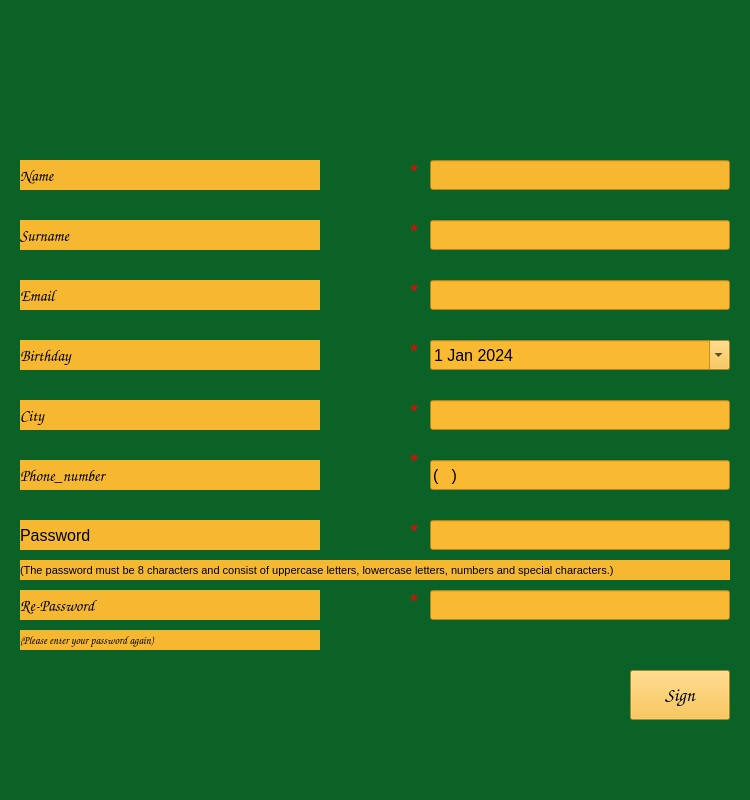
Old version of the form sign/signup_screen.ui in the repository Melike17/school_update.
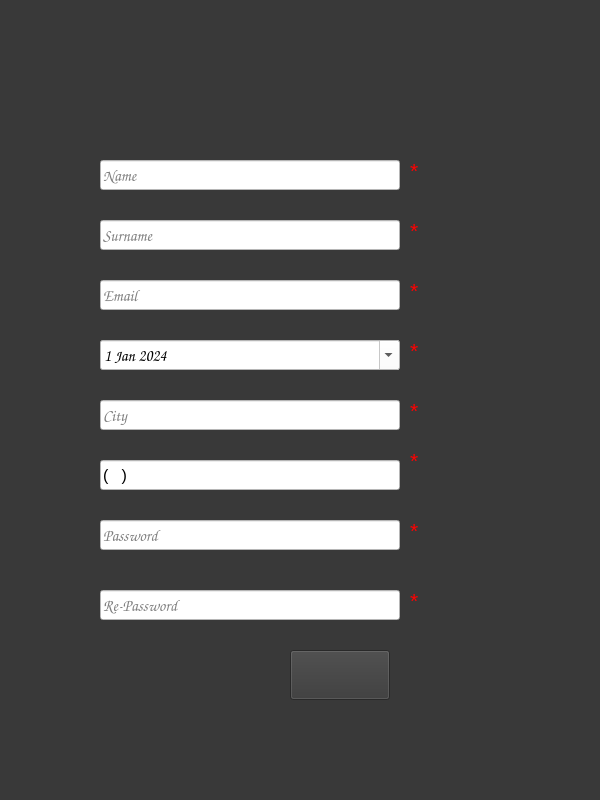
New version of the form. Icons and pictures are not drawn.

```diff
--- a/sign/signup_screen.ui
+++ b/sign/signup_screen.ui
@@ -6,19 +6,19 @@
    <rect>
     <x>0</x>
     <y>0</y>
-    <width>750</width>
+    <width>600</width>
     <height>800</height>
    </rect>
   </property>
   <property name="minimumSize">
    <size>
-    <width>750</width>
+    <width>600</width>
     <height>800</height>
    </size>
   </property>
   <property name="maximumSize">
    <size>
-    <width>750</width>
+    <width>600</width>
     <height>800</height>
    </size>
   </property>
@@ -26,12 +26,13 @@
    <string>Form</string>
   </property>
   <property name="styleSheet">
-   <string notr="true">background-color: rgb(10, 98, 38);</string>
+   <string notr="true">background-color: rgb(57, 57, 57);
+</string>
   </property>
   <widget class="QLineEdit" name="name">
    <property name="geometry">
     <rect>
-     <x>430</x>
+     <x>100</x>
      <y>160</y>
      <width>300</width>
      <height>30</height>
@@ -51,17 +52,22 @@
    </property>
    <property name="font">
     <font>
+     <family>Comic Sans MS</family>
      <pointsize>12</pointsize>
     </font>
    </property>
    <property name="styleSheet">
-    <string notr="true">background-color: rgb(246, 184, 49);</string>
+    <string notr="true">
+background-color: rgb(255, 255, 255);</string>
+   </property>
+   <property name="placeholderText">
+    <string>Name</string>
    </property>
   </widget>
   <widget class="QLineEdit" name="surname">
    <property name="geometry">
     <rect>
-     <x>430</x>
+     <x>100</x>
      <y>220</y>
      <width>300</width>
      <height>30</height>
@@ -81,17 +87,21 @@
    </property>
    <property name="font">
     <font>
+     <family>Comic Sans MS</family>
      <pointsize>12</pointsize>
     </font>
    </property>
    <property name="styleSheet">
-    <string notr="true">background-color: rgb(249, 186, 50);</string>
+    <string notr="true">background-color: rgb(255, 255, 255);</string>
+   </property>
+   <property name="placeholderText">
+    <string>Surname</string>
    </property>
   </widget>
   <widget class="QLineEdit" name="city">
    <property name="geometry">
     <rect>
-     <x>430</x>
+     <x>100</x>
      <y>400</y>
      <width>300</width>
      <height>30</height>
@@ -117,17 +127,21 @@
    </property>
    <property name="font">
     <font>
+     <family>Comic Sans MS</family>
      <pointsize>12</pointsize>
     </font>
    </property>
    <property name="styleSheet">
-    <string notr="true">background-color: rgb(249, 186, 50);</string>
+    <string notr="true">background-color: rgb(255, 255, 255);</string>
+   </property>
+   <property name="placeholderText">
+    <string>City</string>
    </property>
   </widget>
   <widget class="QLineEdit" name="email">
    <property name="geometry">
     <rect>
-     <x>430</x>
+     <x>100</x>
      <y>280</y>
      <width>300</width>
      <height>30</height>
@@ -147,220 +161,21 @@
    </property>
    <property name="font">
     <font>
-     <pointsize>12</pointsize>
-    </font>
-   </property>
-   <property name="styleSheet">
-    <string notr="true">background-color: rgb(249, 186, 50);</string>
-   </property>
-  </widget>
-  <widget class="QLabel" name="name_label">
-   <property name="geometry">
-    <rect>
-     <x>20</x>
-     <y>160</y>
-     <width>300</width>
-     <height>30</height>
-    </rect>
-   </property>
-   <property name="minimumSize">
-    <size>
-     <width>300</width>
-     <height>30</height>
-    </size>
-   </property>
-   <property name="maximumSize">
-    <size>
-     <width>300</width>
-     <height>30</height>
-    </size>
-   </property>
-   <property name="font">
-    <font>
      <family>Comic Sans MS</family>
      <pointsize>12</pointsize>
     </font>
    </property>
    <property name="styleSheet">
-    <string notr="true">background-color: rgb(246, 184, 49);</string>
+    <string notr="true">background-color: rgb(255, 255, 255);</string>
    </property>
-   <property name="text">
-    <string>Name</string>
-   </property>
-  </widget>
-  <widget class="QLabel" name="surname_label">
-   <property name="geometry">
-    <rect>
-     <x>20</x>
-     <y>220</y>
-     <width>300</width>
-     <height>30</height>
-    </rect>
-   </property>
-   <property name="minimumSize">
-    <size>
-     <width>300</width>
-     <height>30</height>
-    </size>
-   </property>
-   <property name="maximumSize">
-    <size>
-     <width>300</width>
-     <height>30</height>
-    </size>
-   </property>
-   <property name="font">
-    <font>
-     <family>Comic Sans MS</family>
-     <pointsize>12</pointsize>
-    </font>
-   </property>
-   <property name="styleSheet">
-    <string notr="true">background-color: rgb(246, 184, 49);</string>
-   </property>
-   <property name="text">
-    <string>Surname</string>
-   </property>
-  </widget>
-  <widget class="QLabel" name="birth_label">
-   <property name="geometry">
-    <rect>
-     <x>20</x>
-     <y>340</y>
-     <width>300</width>
-     <height>30</height>
-    </rect>
-   </property>
-   <property name="minimumSize">
-    <size>
-     <width>300</width>
-     <height>30</height>
-    </size>
-   </property>
-   <property name="maximumSize">
-    <size>
-     <width>300</width>
-     <height>30</height>
-    </size>
-   </property>
-   <property name="font">
-    <font>
-     <family>Comic Sans MS</family>
-     <pointsize>12</pointsize>
-    </font>
-   </property>
-   <property name="styleSheet">
-    <string notr="true">background-color: rgb(246, 184, 49);</string>
-   </property>
-   <property name="text">
-    <string>Birthday</string>
-   </property>
-  </widget>
-  <widget class="QLabel" name="email_label">
-   <property name="geometry">
-    <rect>
-     <x>20</x>
-     <y>280</y>
-     <width>300</width>
-     <height>30</height>
-    </rect>
-   </property>
-   <property name="minimumSize">
-    <size>
-     <width>300</width>
-     <height>30</height>
-    </size>
-   </property>
-   <property name="maximumSize">
-    <size>
-     <width>300</width>
-     <height>30</height>
-    </size>
-   </property>
-   <property name="font">
-    <font>
-     <family>Comic Sans MS</family>
-     <pointsize>12</pointsize>
-    </font>
-   </property>
-   <property name="styleSheet">
-    <string notr="true">background-color: rgb(246, 184, 49);</string>
-   </property>
-   <property name="text">
+   <property name="placeholderText">
     <string>Email</string>
    </property>
   </widget>
-  <widget class="QLabel" name="city_label">
-   <property name="geometry">
-    <rect>
-     <x>20</x>
-     <y>400</y>
-     <width>300</width>
-     <height>30</height>
-    </rect>
-   </property>
-   <property name="minimumSize">
-    <size>
-     <width>300</width>
-     <height>30</height>
-    </size>
-   </property>
-   <property name="maximumSize">
-    <size>
-     <width>300</width>
-     <height>30</height>
-    </size>
-   </property>
-   <property name="font">
-    <font>
-     <family>Comic Sans MS</family>
-     <pointsize>12</pointsize>
-    </font>
-   </property>
-   <property name="styleSheet">
-    <string notr="true">background-color: rgb(246, 184, 49);</string>
-   </property>
-   <property name="text">
-    <string>City</string>
-   </property>
-  </widget>
-  <widget class="QLabel" name="password_label">
-   <property name="geometry">
-    <rect>
-     <x>20</x>
-     <y>520</y>
-     <width>300</width>
-     <height>30</height>
-    </rect>
-   </property>
-   <property name="minimumSize">
-    <size>
-     <width>300</width>
-     <height>30</height>
-    </size>
-   </property>
-   <property name="maximumSize">
-    <size>
-     <width>300</width>
-     <height>30</height>
-    </size>
-   </property>
-   <property name="font">
-    <font>
-     <pointsize>12</pointsize>
-    </font>
-   </property>
-   <property name="styleSheet">
-    <string notr="true">background-color: rgb(246, 184, 49);</string>
-   </property>
-   <property name="text">
-    <string>Password</string>
-   </property>
-  </widget>
   <widget class="QLineEdit" name="password">
    <property name="geometry">
     <rect>
-     <x>430</x>
+     <x>100</x>
      <y>520</y>
      <width>300</width>
      <height>30</height>
@@ -380,11 +195,12 @@
    </property>
    <property name="font">
     <font>
+     <family>Comic Sans MS</family>
      <pointsize>12</pointsize>
     </font>
    </property>
    <property name="styleSheet">
-    <string notr="true">background-color: rgb(249, 186, 50);</string>
+    <string notr="true">background-color: rgb(255, 255, 255);</string>
    </property>
    <property name="maxLength">
     <number>8</number>
@@ -392,11 +208,14 @@
    <property name="echoMode">
     <enum>QLineEdit::Password</enum>
    </property>
+   <property name="placeholderText">
+    <string>Password</string>
+   </property>
   </widget>
   <widget class="QLineEdit" name="repassword">
    <property name="geometry">
     <rect>
-     <x>430</x>
+     <x>100</x>
      <y>590</y>
      <width>300</width>
      <height>30</height>
@@ -416,11 +235,12 @@
    </property>
    <property name="font">
     <font>
+     <family>Comic Sans MS</family>
      <pointsize>12</pointsize>
     </font>
    </property>
    <property name="styleSheet">
-    <string notr="true">background-color: rgb(249, 186, 50);</string>
+    <string notr="true">background-color: rgb(255, 255, 255);</string>
    </property>
    <property name="maxLength">
     <number>8</number>
@@ -428,46 +248,15 @@
    <property name="echoMode">
     <enum>QLineEdit::Password</enum>
    </property>
-  </widget>
-  <widget class="QLabel" name="re_password_label">
-   <property name="geometry">
-    <rect>
-     <x>20</x>
-     <y>590</y>
-     <width>300</width>
-     <height>30</height>
-    </rect>
-   </property>
-   <property name="minimumSize">
-    <size>
-     <width>300</width>
-     <height>30</height>
-    </size>
-   </property>
-   <property name="maximumSize">
-    <size>
-     <width>300</width>
-     <height>30</height>
-    </size>
-   </property>
-   <property name="font">
-    <font>
-     <family>Comic Sans MS</family>
-     <pointsize>12</pointsize>
-    </font>
-   </property>
-   <property name="styleSheet">
-    <string notr="true">background-color: rgb(246, 184, 49);</string>
-   </property>
-   <property name="text">
+   <property name="placeholderText">
     <string>Re-Password</string>
    </property>
   </widget>
   <widget class="QPushButton" name="sign_Button">
    <property name="geometry">
     <rect>
-     <x>630</x>
-     <y>670</y>
+     <x>290</x>
+     <y>650</y>
      <width>100</width>
      <height>50</height>
     </rect>
@@ -491,50 +280,29 @@
     </font>
    </property>
    <property name="styleSheet">
-    <string notr="true">background-color: rgb(249, 186, 50);</string>
+    <string notr="true">sign_Button{
+background-color: rgb(118, 181, 203);
+}
+</string>
    </property>
    <property name="text">
-    <string>Sign</string>
+    <string/>
    </property>
-  </widget>
-  <widget class="QLabel" name="phone_number_label">
-   <property name="geometry">
-    <rect>
-     <x>20</x>
-     <y>460</y>
-     <width>300</width>
-     <height>30</height>
-    </rect>
+   <property name="icon">
+    <iconset>
+     <normaloff>assets/signup.png</normaloff>assets/signup.png</iconset>
    </property>
-   <property name="minimumSize">
+   <property name="iconSize">
     <size>
-     <width>300</width>
-     <height>30</height>
+     <width>100</width>
+     <height>100</height>
     </size>
    </property>
-   <property name="maximumSize">
-    <size>
-     <width>300</width>
-     <height>30</height>
-    </size>
-   </property>
-   <property name="font">
-    <font>
-     <family>Comic Sans MS</family>
-     <pointsize>12</pointsize>
-    </font>
-   </property>
-   <property name="styleSheet">
-    <string notr="true">background-color: rgb(246, 184, 49);</string>
-   </property>
-   <property name="text">
-    <string>Phone_number</string>
-   </property>
   </widget>
   <widget class="QLineEdit" name="phone_number">
    <property name="geometry">
     <rect>
-     <x>430</x>
+     <x>100</x>
      <y>460</y>
      <width>300</width>
      <height>30</height>
@@ -558,16 +326,19 @@
     </font>
    </property>
    <property name="styleSheet">
-    <string notr="true">background-color: rgb(249, 186, 50);</string>
+    <string notr="true">background-color: rgb(255, 255, 255);</string>
    </property>
    <property name="inputMask">
     <string>(999)999 99 99</string>
    </property>
+   <property name="placeholderText">
+    <string/>
+   </property>
   </widget>
   <widget class="QDateEdit" name="birthday">
    <property name="geometry">
     <rect>
-     <x>430</x>
+     <x>100</x>
      <y>340</y>
      <width>300</width>
      <height>30</height>
@@ -587,11 +358,12 @@
    </property>
    <property name="font">
     <font>
+     <family>Comic Sans MS</family>
      <pointsize>12</pointsize>
     </font>
    </property>
    <property name="styleSheet">
-    <string notr="true">background-color: rgb(249, 186, 50);</string>
+    <string notr="true">background-color: rgb(255, 255, 255);</string>
    </property>
    <property name="minimumDate">
     <date>
@@ -611,39 +383,6 @@
     </date>
    </property>
   </widget>
-  <widget class="QLabel" name="label">
-   <property name="geometry">
-    <rect>
-     <x>20</x>
-     <y>560</y>
-     <width>710</width>
-     <height>20</height>
-    </rect>
-   </property>
-   <property name="minimumSize">
-    <size>
-     <width>710</width>
-     <height>20</height>
-    </size>
-   </property>
-   <property name="maximumSize">
-    <size>
-     <width>710</width>
-     <height>20</height>
-    </size>
-   </property>
-   <property name="font">
-    <font>
-     <pointsize>8</pointsize>
-    </font>
-   </property>
-   <property name="styleSheet">
-    <string notr="true">background-color: rgb(246, 184, 49);</string>
-   </property>
-   <property name="text">
-    <string>(The password must be 8 characters and consist of uppercase letters, lowercase letters, numbers and special characters.)</string>
-   </property>
-  </widget>
   <widget class="QLabel" name="label_2">
    <property name="geometry">
     <rect>
@@ -881,40 +620,6 @@
     <string>*</string>
    </property>
   </widget>
-  <widget class="QLabel" name="label_10">
-   <property name="geometry">
-    <rect>
-     <x>20</x>
-     <y>630</y>
-     <width>300</width>
-     <height>20</height>
-    </rect>
-   </property>
-   <property name="minimumSize">
-    <size>
-     <width>300</width>
-     <height>20</height>
-    </size>
-   </property>
-   <property name="maximumSize">
-    <size>
-     <width>270</width>
-     <height>20</height>
-    </size>
-   </property>
-   <property name="font">
-    <font>
-     <family>Comic Sans MS</family>
-     <pointsize>8</pointsize>
-    </font>
-   </property>
-   <property name="styleSheet">
-    <string notr="true">background-color: rgb(246, 184, 49);</string>
-   </property>
-   <property name="text">
-    <string>(Please enter your password again)</string>
-   </property>
-  </widget>
   <widget class="QLabel" name="label_11">
    <property name="geometry">
     <rect>
@@ -948,6 +653,22 @@
     <string>*</string>
    </property>
   </widget>
+  <widget class="QLabel" name="label">
+   <property name="geometry">
+    <rect>
+     <x>230</x>
+     <y>50</y>
+     <width>61</width>
+     <height>51</height>
+    </rect>
+   </property>
+   <property name="styleSheet">
+    <string notr="true">border-image: url(:/newPrefix/add-friend.png);</string>
+   </property>
+   <property name="text">
+    <string/>
+   </property>
+  </widget>
  </widget>
  <resources/>
  <connections/>
```
Left out of the diff: 4 changed lines with no effect on the pictures.
